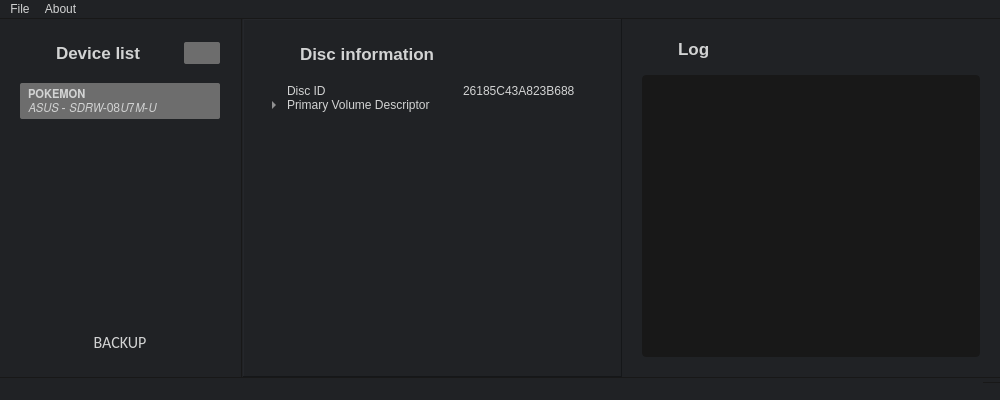
Old version of the form pslipstream/ui/form.ui in the repository rlaphoenix/Slipstream.
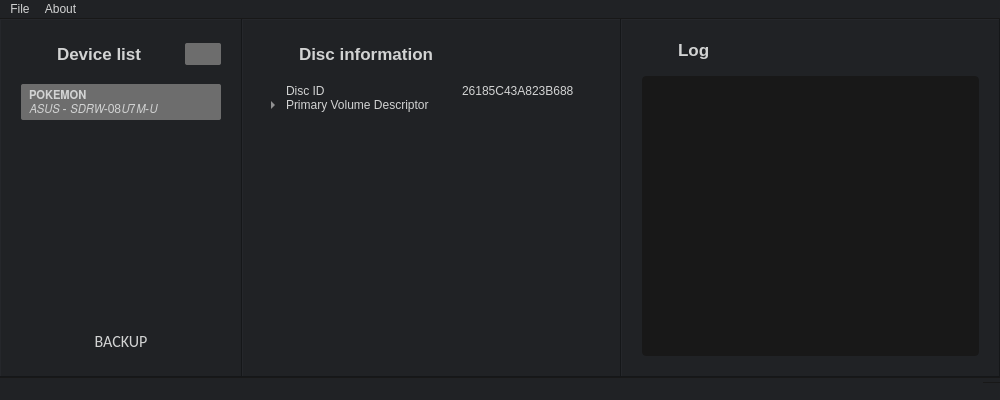
New version of the form. Icons and pictures are not drawn.

Commit message: ui.form: Change sections from layouts to frames

What changed in the file:
```diff
--- a/pslipstream/ui/form.ui
+++ b/pslipstream/ui/form.ui
@@ -77,7 +77,14 @@
      <number>0</number>
     </property>
     <item>
-     <layout class="QVBoxLayout" name="deviceListSection">
+     <widget class="QFrame" name="deviceListFrame">
+      <property name="frameShape">
+       <enum>QFrame::Panel</enum>
+      </property>
+      <property name="frameShadow">
+       <enum>QFrame::Raised</enum>
+      </property>
+      <layout class="QVBoxLayout" name="verticalLayout_2">
       <property name="spacing">
        <number>16</number>
       </property>
@@ -195,7 +202,7 @@
            <x>0</x>
            <y>0</y>
            <width>200</width>
-           <height>230</height>
+            <height>228</height>
           </rect>
          </property>
          <layout class="QVBoxLayout" name="verticalLayout_3">
@@ -271,21 +278,6 @@
        </widget>
       </item>
      </layout>
-    </item>
-    <item>
-     <widget class="QFrame" name="deviceListV">
-      <property name="styleSheet">
-       <string notr="true">color: rgb(24, 24, 24);</string>
-      </property>
-      <property name="frameShape">
-       <enum>QFrame::VLine</enum>
-      </property>
-      <property name="frameShadow">
-       <enum>QFrame::Plain</enum>
-      </property>
-      <property name="lineWidth">
-       <number>1</number>
-      </property>
      </widget>
     </item>
     <item>
@@ -448,7 +440,14 @@
      </widget>
     </item>
     <item>
-     <layout class="QVBoxLayout" name="logSection" stretch="0,0">
+     <widget class="QFrame" name="logFrame">
+      <property name="frameShape">
+       <enum>QFrame::Panel</enum>
+      </property>
+      <property name="frameShadow">
+       <enum>QFrame::Raised</enum>
+      </property>
+      <layout class="QVBoxLayout" name="verticalLayout_4">
       <property name="spacing">
        <number>16</number>
       </property>
@@ -537,6 +536,7 @@
        </widget>
       </item>
      </layout>
+     </widget>
     </item>
    </layout>
   </widget>
```
Lines whose indentation alone changed are shown as unchanged.
